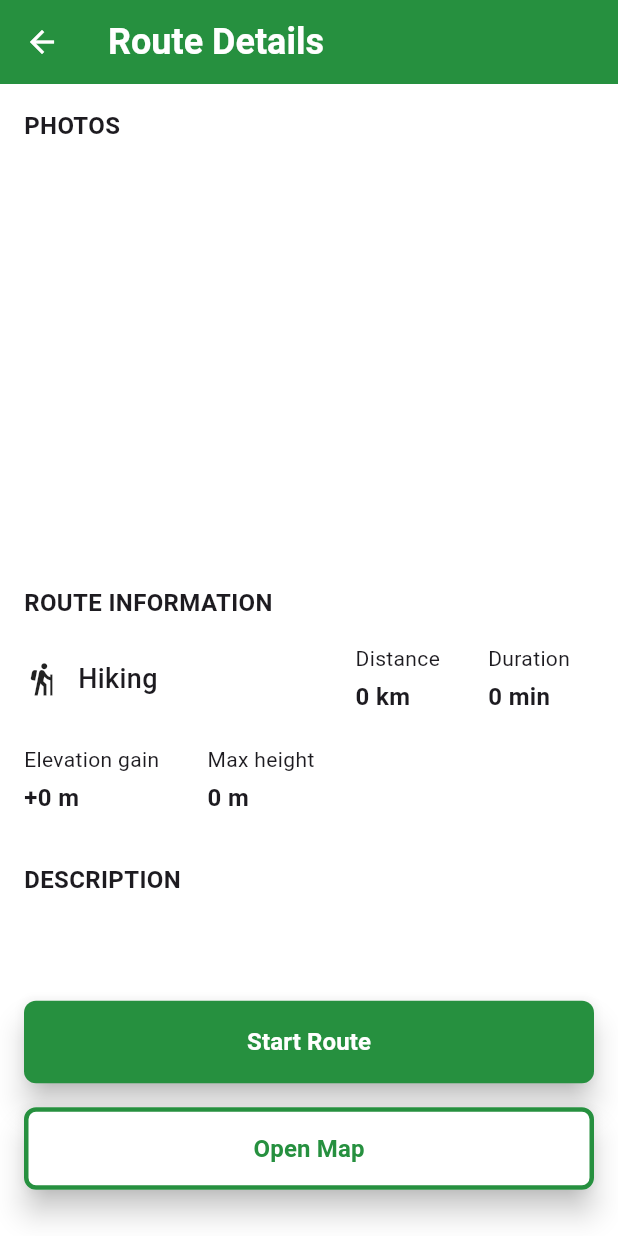
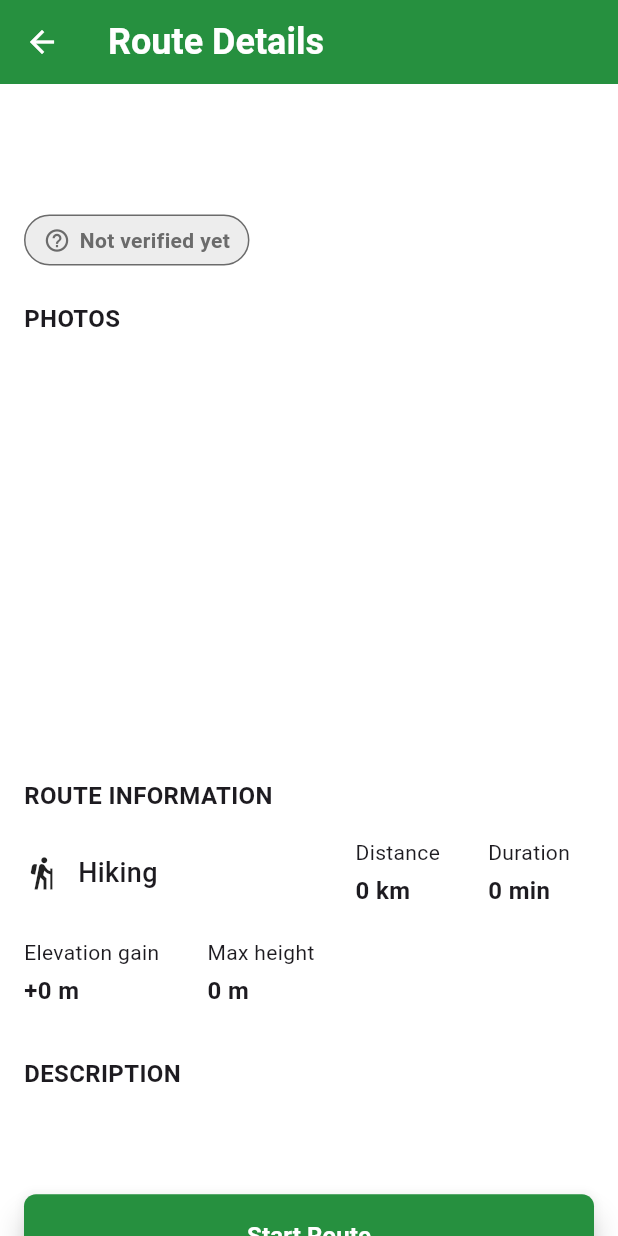
Before and after one commit to erniyazovazhuldyz/IPM_Project, a Flutter app: the RouteDetailsScreen screen opened directly with empty values, on a phone screen of 412 x 824 dp. Run offline on Flutter 3.47's test engine with Material 3 defaults, Android fonts, the phone set to English and light mode, and no system bars; our stand-ins replace auto_route, flutter_map, geolocator, latlong2, supabase_flutter; missing offline and left inert: mobile_scanner; accounts and stored records are empty.

Commit message:
Trail details: Verified label, check date, start point; Start Route and Start Tracking buttons (US-02, US-03)

```diff
--- a/qaz-route-mobile-main/lib/src/model/route_model.dart
+++ b/qaz-route-mobile-main/lib/src/model/route_model.dart
@@ -17,6 +17,8 @@ final class RouteModel {
     this.elevationGainM,
     this.maxElevationM,
     this.isVerified = false,
+    this.verifiedAt,
+    this.verifiedBy,
   });
 
   final String id;
@@ -38,6 +40,12 @@ final class RouteModel {
   final int? elevationGainM;
   final int? maxElevationM;
   final bool isVerified;
+
+  /// Date of the last on-site check of the trail (US-03).
+  final DateTime? verifiedAt;
+
+  /// Who checked the trail, e.g. "Raimbek Ayaulym (BA)".
+  final String? verifiedBy;
 
   /// City shown on cards; falls back to [location] for old rows.
   String get displayCity =>
@@ -67,6 +75,26 @@ final class RouteModel {
     return d[0].toUpperCase() + d.substring(1).toLowerCase();
   }
 
+  /// "2026-10-20" -> "20.10.2026"; null if the trail has no check date.
+  String? formattedVerifiedAt() {
+    final d = verifiedAt;
+    if (d == null) return null;
+    final day = d.day.toString().padLeft(2, '0');
+    final month = d.month.toString().padLeft(2, '0');
+    return '$day.$month.${d.year}';
+  }
+
+  /// First point of the trail line = where the hike starts (US-02).
+  LatLng? get startPoint => path.isEmpty ? null : path.first;
+
+  /// Start point as text, e.g. "43.16330, 77.05054".
+  String? formattedStartPoint() {
+    final p = startPoint;
+    if (p == null) return null;
+    return '${p.latitude.toStringAsFixed(5)}, '
+        '${p.longitude.toStringAsFixed(5)}';
+  }
+
   factory RouteModel.fromMap(Map<String, dynamic> map) {
     return RouteModel(
       id: map['id'].toString(),
@@ -92,6 +120,8 @@ final class RouteModel {
       elevationGainM: (map['elevation_gain_m'] as num?)?.toInt(),
       maxElevationM: (map['max_elevation_m'] as num?)?.toInt(),
       isVerified: (map['is_verified'] as bool?) ?? false,
+      verifiedAt: DateTime.tryParse(map['verified_at']?.toString() ?? ''),
+      verifiedBy: map['verified_by'] as String?,
     );
   }
 }
--- /dev/null
+++ b/qaz-route-mobile-main/lib/src/widget/map_screen/map_focus.dart
@@ -0,0 +1,21 @@
+import 'package:flutter/foundation.dart';
+import 'package:qaz_route_mobile/src/model/route_model.dart';
+
+/// Shared "show this trail on the map" request (US-04).
+///
+/// The trail screen calls [show] before opening the Map tab, and the Map tab
+/// listens, draws that trail's line and moves the camera to it.
+class MapFocus extends ChangeNotifier {
+  MapFocus._();
+
+  static final MapFocus instance = MapFocus._();
+
+  RouteModel? _route;
+
+  RouteModel? get route => _route;
+
+  void show(RouteModel route) {
+    _route = route;
+    notifyListeners(); // notify even if it is the same trail again
+  }
+}
--- a/qaz-route-mobile-main/lib/src/widget/route_details_screen/route_details_screen.dart
+++ b/qaz-route-mobile-main/lib/src/widget/route_details_screen/route_details_screen.dart
@@ -4,12 +4,30 @@ import 'package:qaz_route_mobile/src/core/app_colors.dart';
 import 'package:qaz_route_mobile/src/model/route_model.dart';
 import 'package:qaz_route_mobile/src/router/app_router.dart';
 import 'package:qaz_route_mobile/src/widget/common/trail_image.dart';
+import 'package:qaz_route_mobile/src/widget/map_screen/map_focus.dart';
 
 @RoutePage()
-class RouteDetailsScreen extends StatelessWidget {
+class RouteDetailsScreen extends StatefulWidget {
   const RouteDetailsScreen({super.key, required this.route});
 
   final RouteModel route;
+
+  @override
+  State<RouteDetailsScreen> createState() => _RouteDetailsScreenState();
+}
+
+class _RouteDetailsScreenState extends State<RouteDetailsScreen> {
+  RouteModel get route => widget.route;
+
+  @override
+  void initState() {
+    super.initState();
+    // US-04: the trail opened here is the one the Map tab (bottom menu)
+    // shows. Done after the first frame so the map is not changed mid-build.
+    WidgetsBinding.instance.addPostFrameCallback((_) {
+      if (mounted) MapFocus.instance.show(route);
+    });
+  }
 
   @override
   Widget build(BuildContext context) {
@@ -42,6 +60,18 @@ class RouteDetailsScreen extends StatelessWidget {
         child: Column(
           crossAxisAlignment: CrossAxisAlignment.start,
           children: [
+            Text(
+              route.title,
+              style: const TextStyle(fontSize: 24, fontWeight: FontWeight.bold),
+            ),
+            const SizedBox(height: 4),
+            Text(
+              route.displayCity,
+              style: const TextStyle(fontSize: 14, color: AppColors.neutral900),
+            ),
+            const SizedBox(height: 12),
+            _VerifiedBadge(route: route),
+            const SizedBox(height: 24),
             Text(
               'PHOTOS',
               style: TextStyle(fontSize: 16, fontWeight: FontWeight.bold),
@@ -145,6 +175,15 @@ class RouteDetailsScreen extends StatelessWidget {
                 ],
               ),
             ],
+            if (route.formattedStartPoint() != null) ...[
+              const SizedBox(height: 20),
+              _DetailValue(
+                label: 'Start point',
+                value: route.location.trim().isEmpty
+                    ? route.formattedStartPoint()!
+                    : '${route.location}\n${route.formattedStartPoint()}',
+              ),
+            ],
             const SizedBox(height: 32),
             Text(
               'DESCRIPTION',
@@ -157,9 +196,11 @@ class RouteDetailsScreen extends StatelessWidget {
             ),
             const SizedBox(height: 32),
 
+            // Main action: open the Map tab with THIS trail's line (US-04).
             ElevatedButton(
               onPressed: () {
-                context.router.navigate(PremiumRoute());
+                MapFocus.instance.show(route);
+                context.router.navigate(const MapRoute());
               },
               style: ElevatedButton.styleFrom(
                 minimumSize: Size(double.maxFinite, 48),
@@ -178,9 +219,11 @@ class RouteDetailsScreen extends StatelessWidget {
               ),
             ),
             const SizedBox(height: 16),
+            // Future feature (live tracking is out of the MVP scope):
+            // for now it opens the Premium screen.
             ElevatedButton(
               onPressed: () {
-                context.router.navigate(MapRoute());
+                context.router.navigate(PremiumRoute());
               },
               style: ElevatedButton.styleFrom(
                 minimumSize: Size(double.maxFinite, 48),
@@ -195,7 +238,7 @@ class RouteDetailsScreen extends StatelessWidget {
                 elevation: 8,
               ),
               child: Text(
-                'Open Map',
+                'Start Tracking',
                 style: TextStyle(fontSize: 16, fontWeight: FontWeight.bold),
               ),
             ),
@@ -227,3 +270,58 @@ class _DetailValue extends StatelessWidget {
     );
   }
 }
+
+/// "Verified · last check 20.10.2026" or "Not verified yet" (US-03).
+class _VerifiedBadge extends StatelessWidget {
+  const _VerifiedBadge({required this.route});
+
+  final RouteModel route;
+
+  @override
+  Widget build(BuildContext context) {
+    final date = route.formattedVerifiedAt();
+    final verified = route.isVerified;
+
+    final String text;
+    if (!verified) {
+      text = 'Not verified yet';
+    } else if (date != null) {
+      text = 'Verified · last check $date';
+    } else {
+      text = 'Verified';
+    }
+
+    final color = verified ? AppColors.lightGreen600 : AppColors.neutral500;
+
+    return Container(
+      padding: const EdgeInsets.symmetric(horizontal: 12, vertical: 6),
+      decoration: BoxDecoration(
+        color: color.withValues(alpha: 0.12),
+        borderRadius: BorderRadius.circular(20),
+        border: Border.all(color: color),
+      ),
+      child: Row(
+        mainAxisSize: MainAxisSize.min,
+        children: [
+          Icon(
+            verified ? Icons.verified : Icons.help_outline,
+            size: 18,
+            color: color,
+          ),
+          const SizedBox(width: 6),
+          Flexible(
+            child: Text(
+              text,
+              style: TextStyle(
+                fontSize: 14,
+                fontWeight: FontWeight.w600,
+                color: color,
+              ),
+            ),
+          ),
+        ],
+      ),
+    );
+
+  }
+}
```
